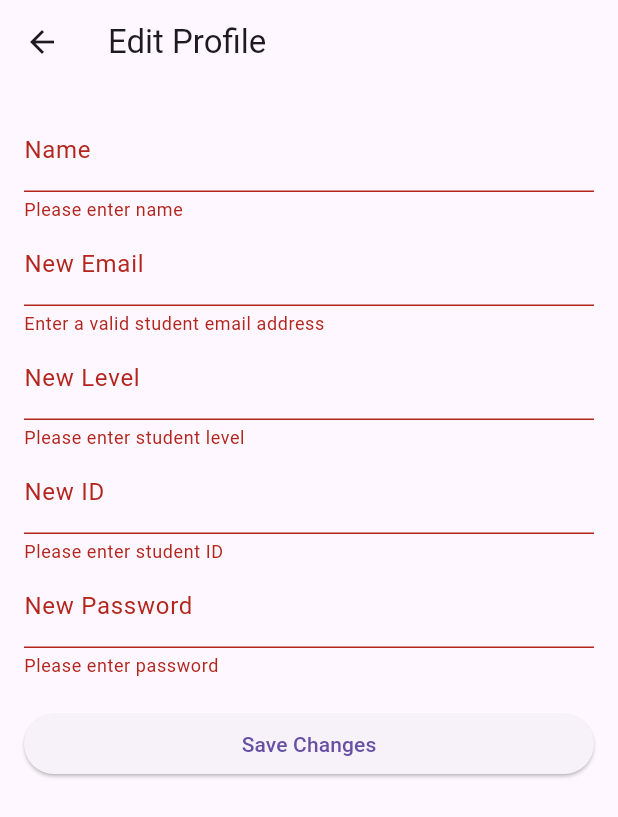
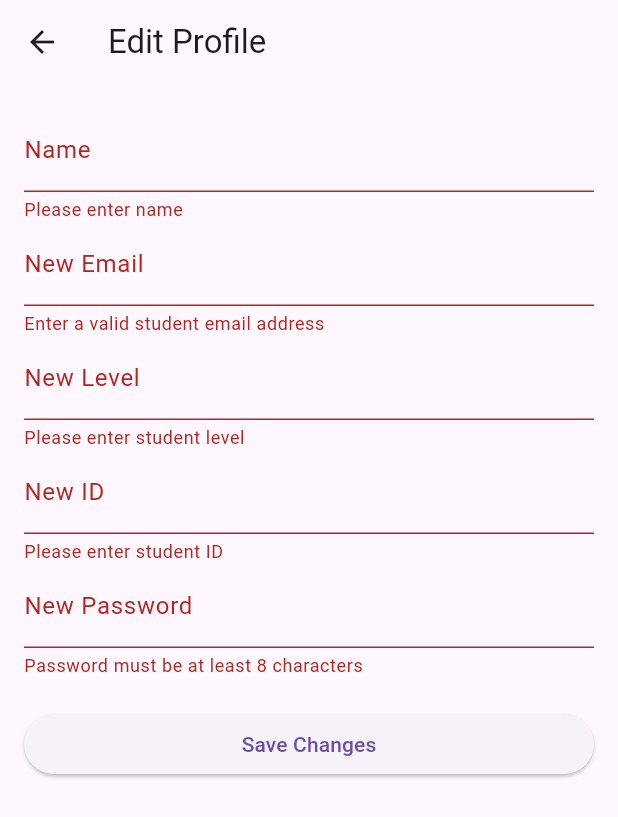
Before and after one commit to Norhan-Hassan/Mobile-Assignment, a Flutter app: the EditProfileScreen screen opened directly with empty values, after a tap on "Save Changes", on a phone screen of 412 x 824 dp. Shown: the top 817 px of the screen. Run offline on Flutter 3.47's test engine with Material 3 defaults, Android fonts, the light colour scheme and no system bars; our stand-ins replace sqflite; accounts and stored records are empty.

Commit message:
some changes

```diff
--- a/lib/edit_profile_screen.dart
+++ b/lib/edit_profile_screen.dart
@@ -30,6 +30,7 @@ class _EditProfileScreenState extends State<EditProfileScreen> {
     _emailController.text = widget.user.email;
     _levelController.text = widget.user.level;
     _idController.text = widget.user.studentId;
+    //_passwordController.text=widget.user.password;
   }
 
   @override
@@ -38,7 +39,8 @@ class _EditProfileScreenState extends State<EditProfileScreen> {
       appBar: AppBar(
         title: Text('Edit Profile'),
       ),
-      body: Padding(
+      body: SingleChildScrollView( // Wrap with SingleChildScrollView
+        child: Padding(
           padding: EdgeInsets.all(16.0),
           child: Form(
             key: _formKey, // Assign form key to the form
@@ -96,6 +98,7 @@ class _EditProfileScreenState extends State<EditProfileScreen> {
             ),
           ),
         ),
+      ),
     );
   }
 
@@ -130,10 +133,7 @@ class _EditProfileScreenState extends State<EditProfileScreen> {
   }
 
   String? _validatePassword(String? value) {
-    if (value == null || value.isEmpty) {
-      return 'Please enter password';
-    }
-    if (value.length < 8) {
+    if (value!.length < 8) {
       return 'Password must be at least 8 characters';
     }
     return null;
--- a/lib/login_screen.dart
+++ b/lib/login_screen.dart
@@ -92,6 +92,7 @@ class _LoginFormState extends State<LoginForm> {
                                       gender: userData['gender'],
                                       studentId: userData['studentId'],
                                       level: userData['level'],
+                                     // password: userData['password']
                                     ),
                                   ),
                                 ),
--- a/lib/signup_screen.dart
+++ b/lib/signup_screen.dart
@@ -323,6 +323,7 @@ class _SignupFormState extends State<SignupForm> {
                 gender: userFromDB['gender'],
                 studentId: userFromDB['studentId'],
                 level: userFromDB['level'],
+                //password: userFromDB['password']
                 // Add other user data fields here
               ),
             ),
```
Also changed, not shown: lib/profile_screen.dart (+3 -9 lines). Lines whose indentation alone changed are shown as unchanged.
